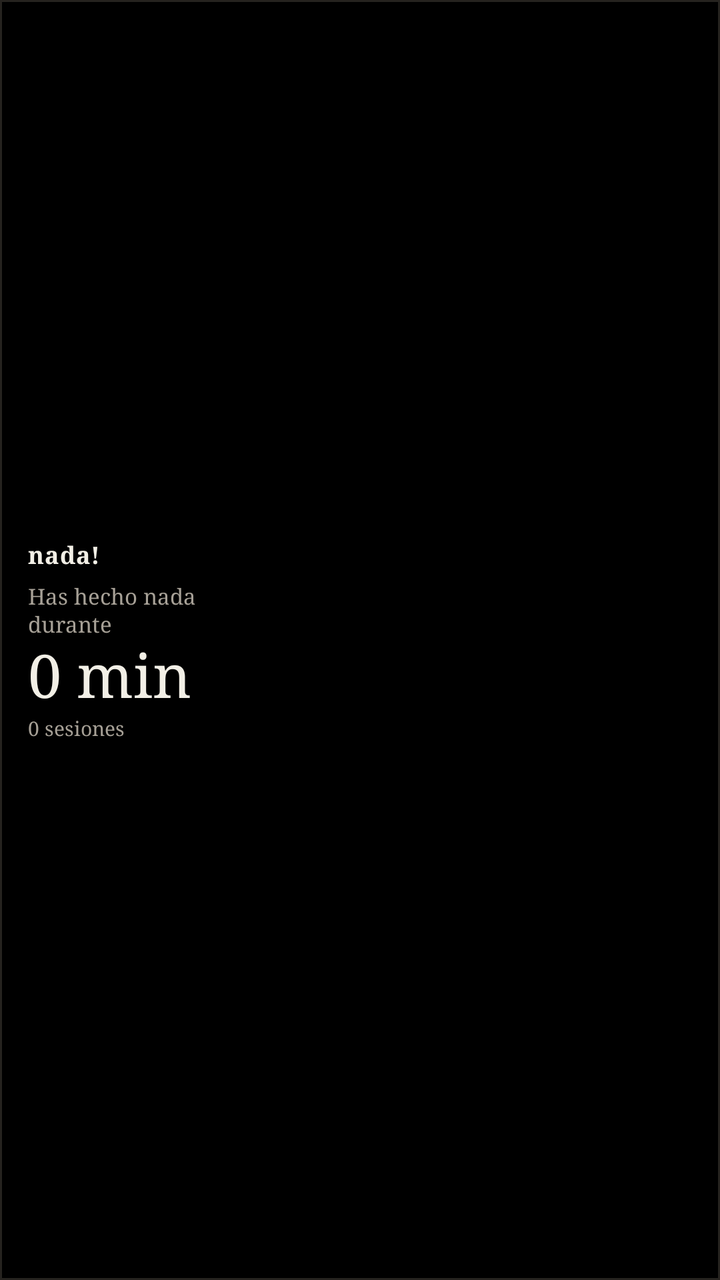
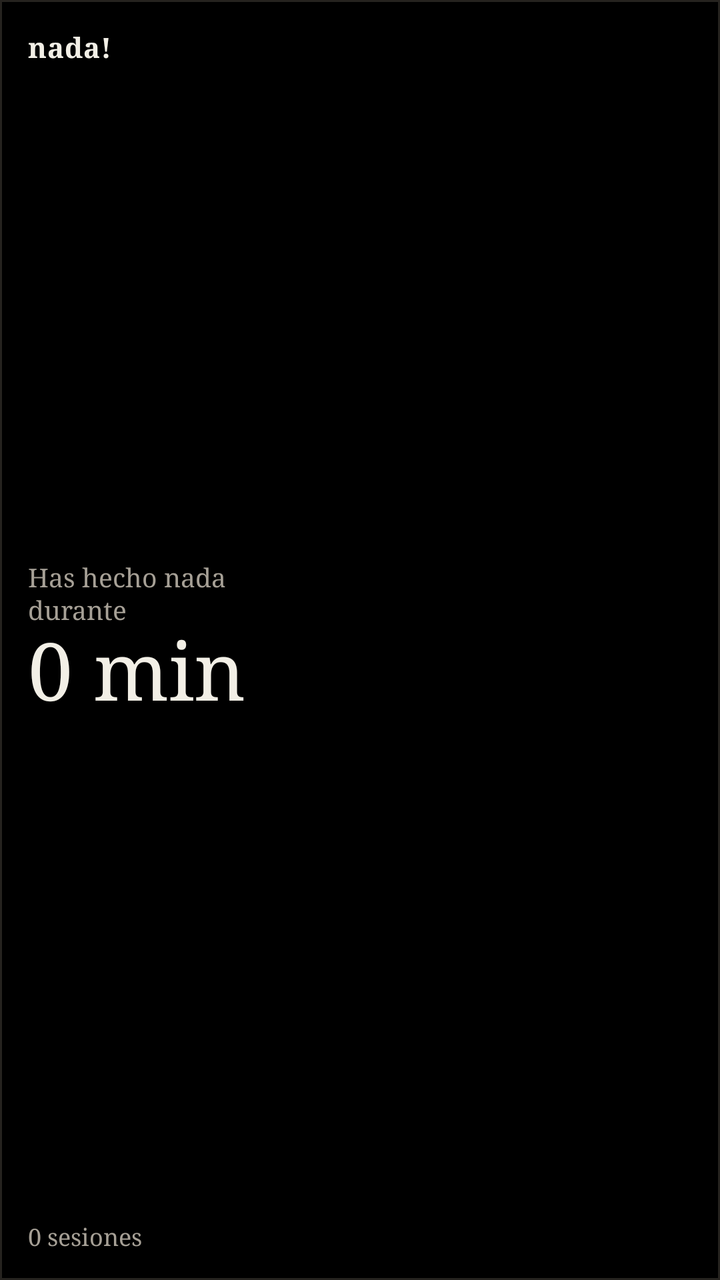

Two renders of the same Android screen: before a commit and after it. Below are the layout's source before the change and the commit's diff.
<!-- AndroidManifest.xml: fallback theme Theme.MaterialComponents.DayNight.NoActionBar -->
<!-- res/layout/nada_widget.xml -->
<?xml version="1.0" encoding="utf-8"?>
<LinearLayout xmlns:android="http://schemas.android.com/apk/res/android"
    android:id="@+id/widget_root"
    android:layout_width="match_parent"
    android:layout_height="match_parent"
    android:background="@drawable/widget_bg_dark"
    android:gravity="center_vertical"
    android:orientation="vertical"
    android:padding="14dp">

    <TextView
        android:id="@+id/widget_wordmark"
        android:layout_width="wrap_content"
        android:layout_height="wrap_content"
        android:fontFamily="serif"
        android:letterSpacing="0.02"
        android:textStyle="bold"
        android:maxLines="1"
        android:text="nada!"
        android:textColor="#F2EFE6"
        android:textSize="12sp" />

    <TextView
        android:id="@+id/widget_phrase"
        android:layout_width="match_parent"
        android:layout_height="wrap_content"
        android:layout_marginTop="5dp"
        android:fontFamily="serif"
        android:lineSpacingExtra="1dp"
        android:maxLines="2"
        android:text="Has hecho nada&#10;durante"
        android:textColor="#A6A096"
        android:textSize="11sp" />

    <TextView
        android:id="@+id/widget_time"
        android:layout_width="match_parent"
        android:layout_height="wrap_content"
        android:layout_marginTop="2dp"
        android:autoSizeMaxTextSize="32sp"
        android:autoSizeMinTextSize="18sp"
        android:autoSizeStepGranularity="1sp"
        android:autoSizeTextType="uniform"
        android:fontFamily="serif"
        android:includeFontPadding="false"
        android:maxLines="1"
        android:text="0 min"
        android:textColor="#F2EFE6"
        android:textSize="30sp" />

    <TextView
        android:id="@+id/widget_sessions"
        android:layout_width="match_parent"
        android:layout_height="wrap_content"
        android:layout_marginTop="1dp"
        android:fontFamily="serif"
        android:maxLines="1"
        android:text="0 sesiones"
        android:textColor="#A6A096"
        android:textSize="10sp" />
</LinearLayout>
<!-- resources referenced by this layout -->
<resources>
  <!-- drawable widget_bg_dark (drawable) -->
  <?xml version="1.0" encoding="utf-8"?>
  <shape xmlns:android="http://schemas.android.com/apk/res/android"
      android:shape="rectangle">
      <solid android:color="#000000" />
      <stroke
          android:width="1dp"
          android:color="#26231F" />
  </shape>
</resources>

<!-- the commit's change to res/layout/nada_widget.xml (unified diff, before → after) -->
@@ -1,61 +1,70 @@
 <?xml version="1.0" encoding="utf-8"?>
-<LinearLayout xmlns:android="http://schemas.android.com/apk/res/android"
+<RelativeLayout xmlns:android="http://schemas.android.com/apk/res/android"
     android:id="@+id/widget_root"
     android:layout_width="match_parent"
     android:layout_height="match_parent"
     android:background="@drawable/widget_bg_dark"
-    android:gravity="center_vertical"
-    android:orientation="vertical"
     android:padding="14dp">
 
     <TextView
         android:id="@+id/widget_wordmark"
         android:layout_width="wrap_content"
         android:layout_height="wrap_content"
+        android:layout_alignParentStart="true"
+        android:layout_alignParentTop="true"
         android:fontFamily="serif"
         android:letterSpacing="0.02"
-        android:textStyle="bold"
         android:maxLines="1"
         android:text="nada!"
         android:textColor="#F2EFE6"
-        android:textSize="12sp" />
+        android:textSize="14sp"
+        android:textStyle="bold" />
 
-    <TextView
-        android:id="@+id/widget_phrase"
+    <LinearLayout
         android:layout_width="match_parent"
         android:layout_height="wrap_content"
-        android:layout_marginTop="5dp"
-        android:fontFamily="serif"
-        android:lineSpacingExtra="1dp"
-        android:maxLines="2"
-        android:text="Has hecho nada&#10;durante"
-        android:textColor="#A6A096"
-        android:textSize="11sp" />
+        android:layout_alignParentStart="true"
+        android:layout_centerVertical="true"
+        android:layout_marginTop="18dp"
+        android:layout_marginBottom="18dp"
+        android:orientation="vertical">
 
-    <TextView
-        android:id="@+id/widget_time"
-        android:layout_width="match_parent"
-        android:layout_height="wrap_content"
-        android:layout_marginTop="2dp"
-        android:autoSizeMaxTextSize="32sp"
-        android:autoSizeMinTextSize="18sp"
-        android:autoSizeStepGranularity="1sp"
-        android:autoSizeTextType="uniform"
-        android:fontFamily="serif"
-        android:includeFontPadding="false"
-        android:maxLines="1"
-        android:text="0 min"
-        android:textColor="#F2EFE6"
-        android:textSize="30sp" />
+        <TextView
+            android:id="@+id/widget_phrase"
+            android:layout_width="match_parent"
+            android:layout_height="wrap_content"
+            android:fontFamily="serif"
+            android:lineSpacingExtra="1dp"
+            android:maxLines="2"
+            android:text="Has hecho nada&#10;durante"
+            android:textColor="#A6A096"
+            android:textSize="13sp" />
+
+        <TextView
+            android:id="@+id/widget_time"
+            android:layout_width="match_parent"
+            android:layout_height="wrap_content"
+            android:autoSizeMaxTextSize="44sp"
+            android:autoSizeMinTextSize="22sp"
+            android:autoSizeStepGranularity="1sp"
+            android:autoSizeTextType="uniform"
+            android:fontFamily="serif"
+            android:includeFontPadding="false"
+            android:maxLines="1"
+            android:text="0 min"
+            android:textColor="#F2EFE6"
+            android:textSize="40sp" />
+    </LinearLayout>
 
     <TextView
         android:id="@+id/widget_sessions"
         android:layout_width="match_parent"
         android:layout_height="wrap_content"
-        android:layout_marginTop="1dp"
+        android:layout_alignParentBottom="true"
+        android:layout_alignParentStart="true"
         android:fontFamily="serif"
         android:maxLines="1"
         android:text="0 sesiones"
         android:textColor="#A6A096"
-        android:textSize="10sp" />
-</LinearLayout>
+        android:textSize="12sp" />
+</RelativeLayout>
